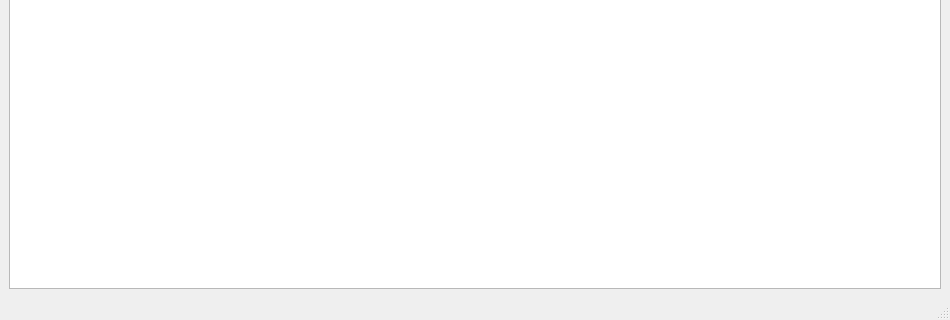
GV-Echo/git_yandex, file main.ui: the form before one commit; both pictures show x 0 to 950 and y 280 to 600 of the 950 by 600 pixel window.
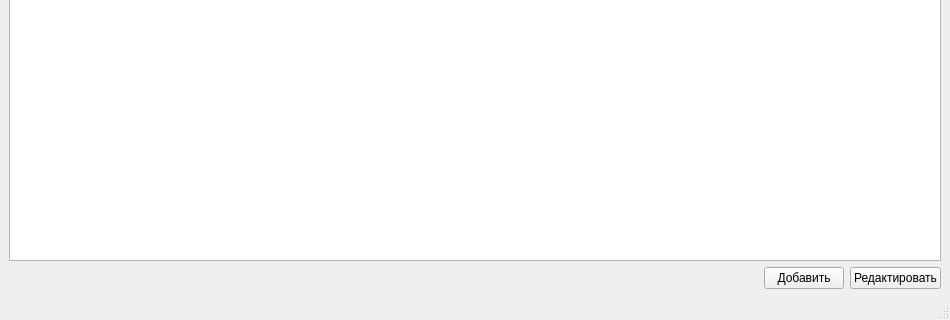
The form after the commit.

What changed in the file:
```diff
--- a/main.ui
+++ b/main.ui
@@ -45,6 +45,37 @@
       </property>
      </widget>
     </item>
+    <item>
+     <layout class="QHBoxLayout" name="horizontalLayout">
+      <item>
+       <spacer name="horizontalSpacer">
+        <property name="orientation">
+         <enum>Qt::Horizontal</enum>
+        </property>
+        <property name="sizeHint" stdset="0">
+         <size>
+          <width>40</width>
+          <height>20</height>
+         </size>
+        </property>
+       </spacer>
+      </item>
+      <item>
+       <widget class="QPushButton" name="addButton">
+        <property name="text">
+         <string>Добавить</string>
+        </property>
+       </widget>
+      </item>
+      <item>
+       <widget class="QPushButton" name="editButton">
+        <property name="text">
+         <string>Редактировать</string>
+        </property>
+       </widget>
+      </item>
+     </layout>
+    </item>
    </layout>
   </widget>
   <widget class="QMenuBar" name="menubar">
```
Left out of the diff: 3 changed lines with no effect on the pictures.
